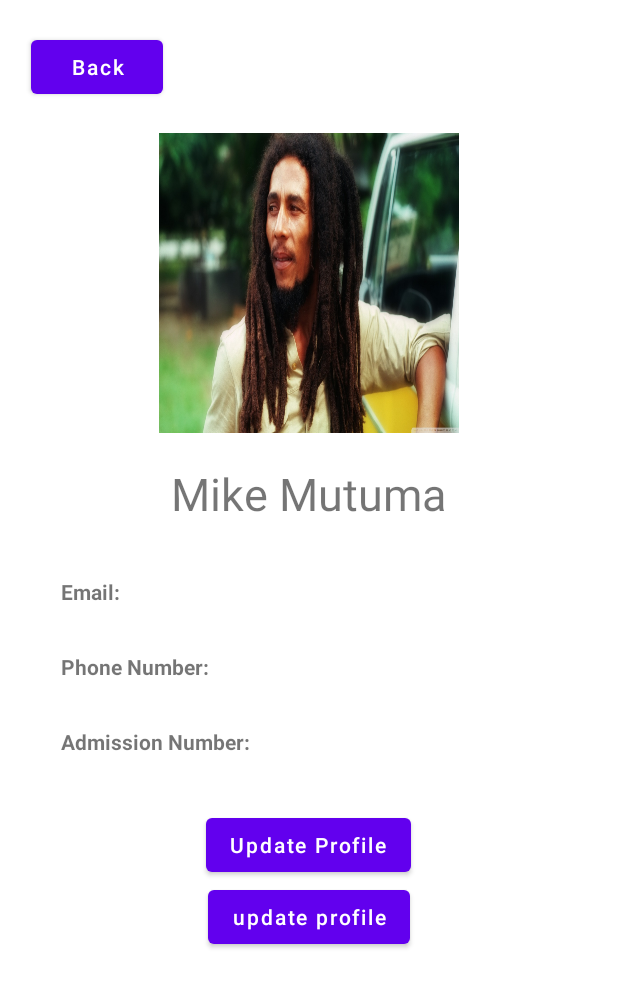
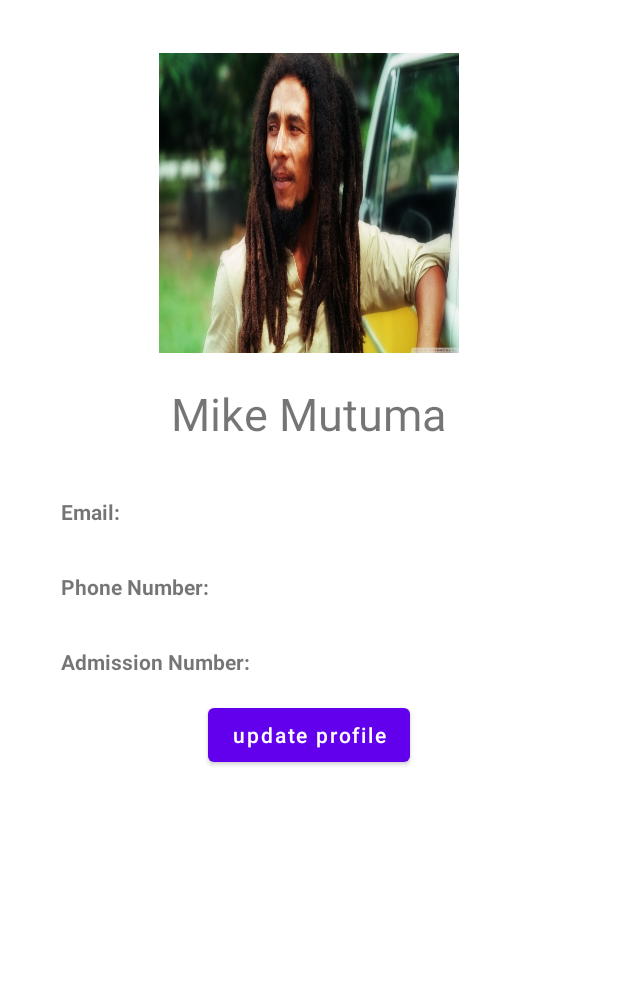
Before and after one commit to jonathan-baraza/M-Saidika, an Android app: the ProfileActivity screen opened directly, with no data from a screen before it, after a tap on an icon or button, on a phone screen of 412 x 824 dp. Shown: the top 987 px of the screen. Run offline under Robolectric (Android 15) with nearby library versions, the phone set to English and light mode, and no system bars; our stand-ins replace Firebase (no records; nobody signed in at launch, a user with empty details on screens opened directly), Picasso; libraries missing offline, so code that uses them is left out: com.theartofdev.edmodo; 5 statements that could not run were skipped; 1 other tap on this screen came first.

Commit message:
Updated Profile

```diff
--- a/app/src/main/res/anim/open_side_menu.xml
+++ b/app/src/main/res/anim/open_side_menu.xml
@@ -3,5 +3,5 @@
     <translate
         android:fromXDelta="-100%"
         android:fromYDelta="0%"
-        android:duration="1200"/>
+        android:duration="600"/>
 </set>
--- /dev/null
+++ b/app/src/main/res/drawable/ic_back_arrow.xml
@@ -0,0 +1,5 @@
+<vector android:autoMirrored="true" android:height="24dp"
+    android:tint="#000000" android:viewportHeight="24"
+    android:viewportWidth="24" android:width="24dp" xmlns:android="http://schemas.android.com/apk/res/android">
+    <path android:fillColor="@android:color/white" android:pathData="M21,11H6.83l3.58,-3.59L9,6l-6,6 6,6 1.41,-1.41L6.83,13H21z"/>
+</vector>
--- a/app/src/main/res/layout/activity_profile.xml
+++ b/app/src/main/res/layout/activity_profile.xml
@@ -9,105 +9,94 @@
 
     <ScrollView
         android:layout_width="match_parent"
-        android:layout_height="match_parent">
+        android:layout_height="match_parent"
+        >
+
+
         <RelativeLayout
             android:layout_width="match_parent"
-            android:layout_height="match_parent">
+            android:layout_height="match_parent"
+
+            >
 
             <LinearLayout
                 android:layout_width="match_parent"
                 android:layout_height="match_parent"
-            android:backgroundTint="@color/black"
+                android:backgroundTint="#ffff00"
                 android:orientation="vertical"
-            android:padding="15dp">
-
+                android:padding="15dp"
+                android:visibility="visible"
+                android:id="@+id/profileDetails">
 
 
                 <!--Profile details go here-->
-          <Button
-      android:id="@+id/btnBack"
-      android:layout_width="wrap_content"
-      android:layout_height="wrap_content"
-      android:layout_marginLeft="5dp"
-      android:layout_marginTop="5dp"
-      android:text="Back"
-      android:textAllCaps="false"/>
 
                 <ImageView
                     android:id="@+id/profilePic"
                     android:layout_width="200dp"
                     android:layout_height="200dp"
-      android:src="@drawable/profile"
                     android:layout_gravity="center_horizontal"
                     android:layout_marginTop="20dp"
                     android:adjustViewBounds="false"
                     android:clickable="false"
-      android:scaleType="fitXY"/>
+                    android:scaleType="fitXY"
+                    android:src="@drawable/profile" />
 
                 <TextView
                     android:id="@+id/name"
                     android:layout_width="wrap_content"
                     android:layout_height="wrap_content"
+                    android:layout_gravity="center_horizontal"
+                    android:padding="20dp"
                     android:text="Mike Mutuma"
-      android:padding="20dp"
-      android:layout_gravity="center_horizontal"
-      android:textSize="30dp"/>
+                    android:textSize="30dp" />
 
                 <TextView
                     android:id="@+id/email"
                     android:layout_width="wrap_content"
                     android:layout_height="wrap_content"
-      android:text="Email:"
                     android:layout_marginLeft="10dp"
                     android:padding="15dp"
-      android:textStyle="bold"/>
+                    android:text="Email:"
+                    android:textStyle="bold" />
 
                 <TextView
                     android:id="@+id/phone"
                     android:layout_width="wrap_content"
                     android:layout_height="wrap_content"
-      android:text="Phone Number:"
                     android:layout_marginLeft="10dp"
                     android:padding="15dp"
-      android:textStyle="bold"/>
+                    android:text="Phone Number:"
+                    android:textStyle="bold" />
 
                 <TextView
                     android:id="@+id/idNo"
                     android:layout_width="wrap_content"
                     android:layout_height="wrap_content"
-      android:text="Identification Number:"
                     android:layout_marginLeft="10dp"
                     android:padding="15dp"
-      android:textStyle="bold"/>
+                    android:text="Identification Number:"
+                    android:textStyle="bold" />
+
                 <TextView
                     android:id="@+id/admNo"
                     android:layout_width="wrap_content"
                     android:layout_height="wrap_content"
-                android:text="Admission Number:"
                     android:layout_marginLeft="10dp"
                     android:padding="15dp"
-                android:textStyle="bold"/>
-
-  <Button
-      android:id="@+id/btnUpdate"
-      android:layout_width="wrap_content"
-      android:layout_height="wrap_content"
-      android:text="Update Profile"
-      android:textAllCaps="false"
-      android:layout_gravity="center_horizontal"
-      android:layout_marginTop="20dp"/>
-
+                    android:text="Admission Number:"
+                    android:textStyle="bold" />
 
 
 
 
                 <Button
+                    android:id="@+id/btnShowUpdateForm"
                     android:layout_width="wrap_content"
                     android:layout_height="wrap_content"
+                    android:layout_gravity="center_horizontal"
                     android:text="update profile"
-                android:textAllCaps="false"
-                android:id="@+id/btnShowUpdateForm"
-                android:layout_gravity="center_horizontal"/>
+                    android:textAllCaps="false" />
 
             </LinearLayout>
 
@@ -122,8 +111,8 @@
             android:layout_width="match_parent"
             android:layout_height="match_parent"
             android:orientation="vertical"
-            android:visibility="visible"
-            android:background="@color/white">
+            android:visibility="gone"
+            >
 
             <androidx.cardview.widget.CardView
                 android:layout_width="match_parent"
@@ -135,6 +124,11 @@
                     android:padding="12dp"
                     android:elevation="3dp"
                    >
+                    <ImageView
+                        android:layout_width="wrap_content"
+                        android:layout_height="wrap_content"
+                        android:src="@drawable/ic_back_arrow"
+                        android:id="@+id/backArrow"/>
 
                     <TextView
                         android:layout_width="wrap_content"
@@ -175,50 +169,12 @@
                 android:layout_height="wrap_content"
                 android:layout_gravity="center_horizontal"
                 android:layout_marginTop="10dp"
-                android:text="Update profile photo"
+                android:text="Select new  profile photo"
                 android:textAllCaps="false" />
 
-            <TextView
-                android:layout_width="match_parent"
-                android:layout_height="wrap_content"
-                android:layout_marginLeft="5dp"
-                android:layout_marginTop="10dp"
-                android:text="First Name"
-                android:drawableStart="@drawable/ic_person"
-                android:drawablePadding="10dp"
-                android:textColor="@color/black" />
 
-            <EditText
-                android:id="@+id/fNameUpdate"
-                android:layout_width="match_parent"
-                android:layout_height="wrap_content"
-                android:layout_marginTop="5dp"
-                android:background="@drawable/bg_one"
-                android:inputType="text"
-                android:hint="Enter first name"
-                android:padding="12dp"
-                android:textSize="14sp" />
 
-            <TextView
-                android:layout_width="match_parent"
-                android:layout_height="wrap_content"
-                android:layout_marginLeft="5dp"
-                android:layout_marginTop="10dp"
-                android:text="Last Name"
-                android:drawableStart="@drawable/ic_person"
-                android:drawablePadding="10dp"
-                android:textColor="@color/black" />
 
-            <EditText
-                android:id="@+id/lNameUpdate"
-                android:layout_width="match_parent"
-                android:layout_height="wrap_content"
-                android:layout_marginTop="5dp"
-                android:background="@drawable/bg_one"
-                android:inputType="text"
-                android:hint="Enter last name"
-                android:padding="12dp"
-                android:textSize="14sp" />
 
             <TextView
                 android:layout_width="match_parent"
@@ -274,6 +230,12 @@
 
 
         </LinearLayout>
+
+
+
+
         </RelativeLayout>
+
+
     </ScrollView>
 </RelativeLayout>
```
Also changed, not shown: app/src/main/java/com/example/m_saidika/MainActivity.java (+33 -0 lines), app/src/main/java/com/example/m_saidika/ProfileActivity.java (+119 -28 lines). Lines whose indentation alone changed are shown as unchanged.
